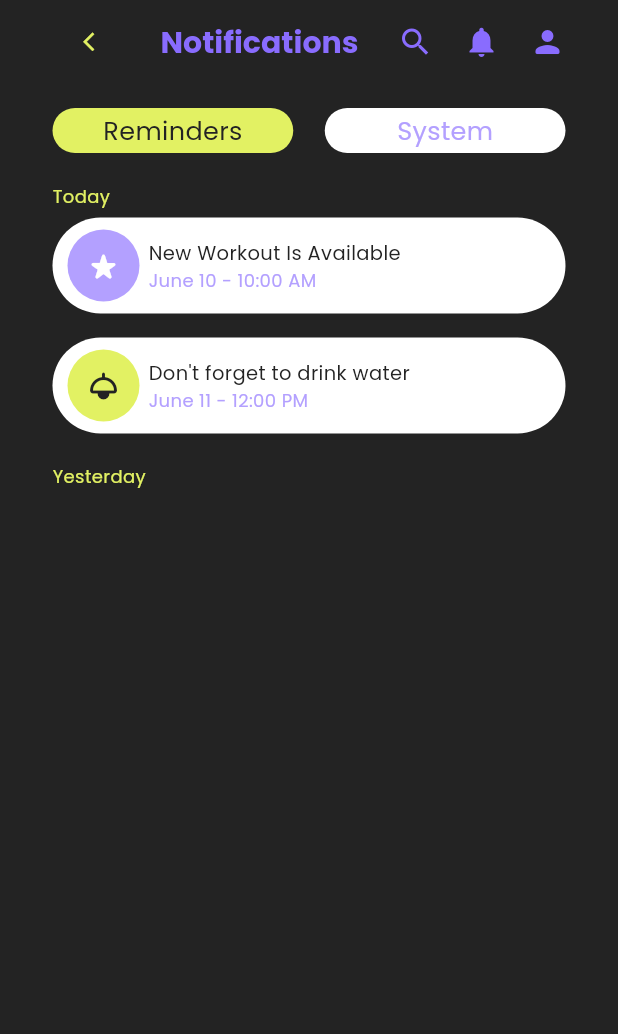
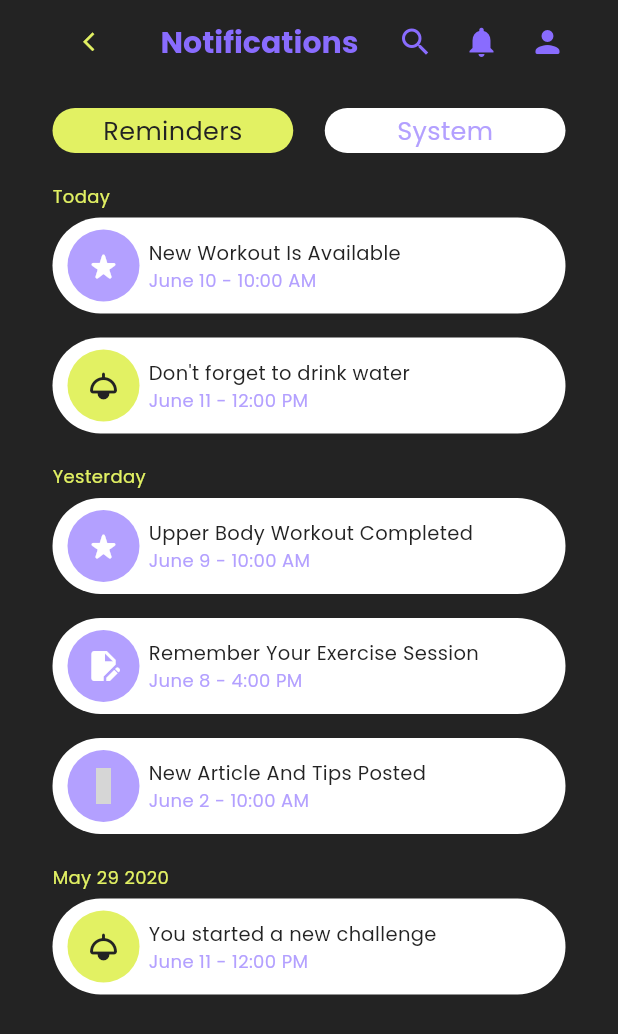
Before and after one commit to maaz-afridi20/fit_body, a Flutter app: the NotificationScreen screen opened directly, on a phone screen of 412 x 824 dp. Shown: the top 1034 px of the screen. Run offline on Flutter 3.47's test engine with Material 3 defaults, Android fonts, the phone set to English and light mode, and no system bars; our stand-ins replace cached_network_image, flutter_animate, flutter_screenutil, get, iconsax_flutter, shared_preferences and 3 more; missing offline and left inert: appinio_video_player; accounts and stored records are empty; grey boxes are pictures that could not be loaded.

Commit message:
adding notification screen.....

```diff
--- a/lib/AppComons/widgets/notifications/notification_tile.dart
+++ b/lib/AppComons/widgets/notifications/notification_showing.dart
@@ -1,7 +1,7 @@
 import '../../../Utils/constants/exports.dart';
 
-class NotificationListile extends StatelessWidget {
-  const NotificationListile(
+class NotificationShowing extends StatelessWidget {
+  const NotificationShowing(
       {super.key,
       required this.notificationSubTitle,
       required this.notificationTitle,
--- a/lib/Features/gym/screens/home/home_screen_notifications/notifications_screen.dart
+++ b/lib/Features/gym/screens/home/home_screen_notifications/notifications_screen.dart
@@ -52,11 +52,11 @@ class NotificationScreen extends StatelessWidget {
                 style: MTextStyles.mNormalStyle(
                     fontSize: 12.sp, color: MColors.yellowishColor)),
             6.heightBox,
-            const NotificationListile(
+            const NotificationShowing(
                 notificationTitle: 'New Workout Is Available',
                 notificationSubTitle: 'June 10 - 10:00 AM'),
             16.heightBox,
-            const NotificationListile(
+            const NotificationShowing(
                 notificationTitle: "Don't forget to drink water",
                 leadingContainerColor: MColors.yellowishColor,
                 leadingContainerIcon: Icons.light_rounded,
@@ -66,6 +66,31 @@ class NotificationScreen extends StatelessWidget {
             Text('Yesterday',
                 style: MTextStyles.mNormalStyle(
                     fontSize: 12.sp, color: MColors.yellowishColor)),
+            6.heightBox,
+            const NotificationShowing(
+                notificationSubTitle: "June 9 - 10:00 AM",
+                notificationTitle: "Upper Body Workout Completed"),
+            16.heightBox,
+            const NotificationShowing(
+                notificationSubTitle: "June 8 - 4:00 PM",
+                notificationTitle: "Remember Your Exercise Session",
+                leadingContainerIcon: Icons.edit_document),
+            16.heightBox,
+            const NotificationShowing(
+                notificationSubTitle: "June 2 - 10:00 AM",
+                notificationTitle: "New Article And Tips Posted",
+                leadingContainerIcon: Iconsax.document_1_copy),
+            20.heightBox,
+            Text('May 29 2020',
+                style: MTextStyles.mNormalStyle(
+                    fontSize: 12.sp, color: MColors.yellowishColor)),
+            6.heightBox,
+            const NotificationShowing(
+                notificationTitle: "You started a new challenge",
+                leadingContainerColor: MColors.yellowishColor,
+                leadingContainerIcon: Icons.light_rounded,
+                iconColor: MColors.balckColor,
+                notificationSubTitle: 'June 11 - 12:00 PM'),
           ],
         ).px(35.w),
       ),
--- a/lib/Features/personalization/screens/profile/main_profile_screen.dart
+++ b/lib/Features/personalization/screens/profile/main_profile_screen.dart
@@ -57,13 +57,6 @@ class MainProfileScreen extends StatelessWidget {
               //! profile listile...
               MHelperFunctions.giveHeight(48.h),
               const ProfileTileIconList(),
-
-              GestureDetector(
-                onTap: () => MHelperFunctions.launchUlr('https://flutter.dev'),
-                child: Text('April First',
-                    style: MTextStyles.mNormalStyle(
-                        fontSize: 13.sp, fontWeight: FontWeight.w700)),
-              ),
             ],
           ),
           //
--- a/lib/Utils/constants/exports.dart
+++ b/lib/Utils/constants/exports.dart
@@ -102,4 +102,4 @@ export 'package:fit_body/Features/personalization/screens/help/widgets/contact_u
 export 'package:fit_body/Features/personalization/screens/help/widgets/faqs/all_faqs_visibility_tile.dart';
 export 'package:fit_body/Features/gym/screens/home/home_screen_notifications/notifications_screen.dart';
 export 'package:fit_body/Features/personalization/screens/help/controllers/loading_website_contoller.dart';
-export 'package:fit_body/AppComons/widgets/notifications/notification_tile.dart';
+export 'package:fit_body/AppComons/widgets/notifications/notification_showing.dart';
```
